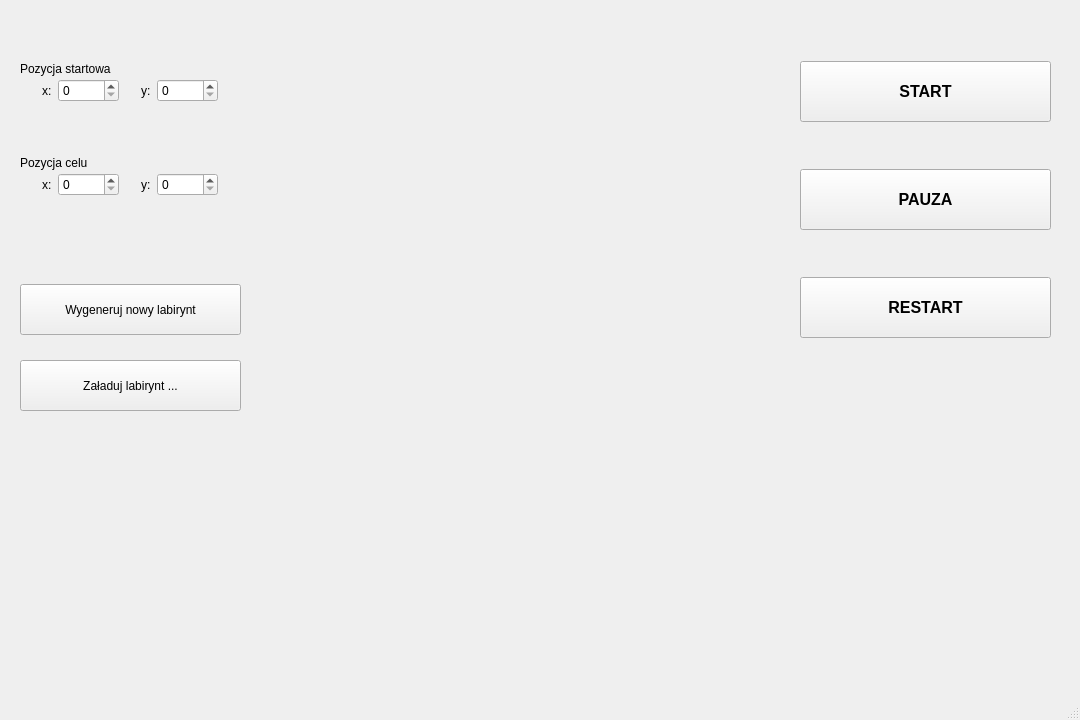
This is mainwindow.ui in Mateusz533/micromouse as Qt 5 draws it before an edit. The edited form follows.
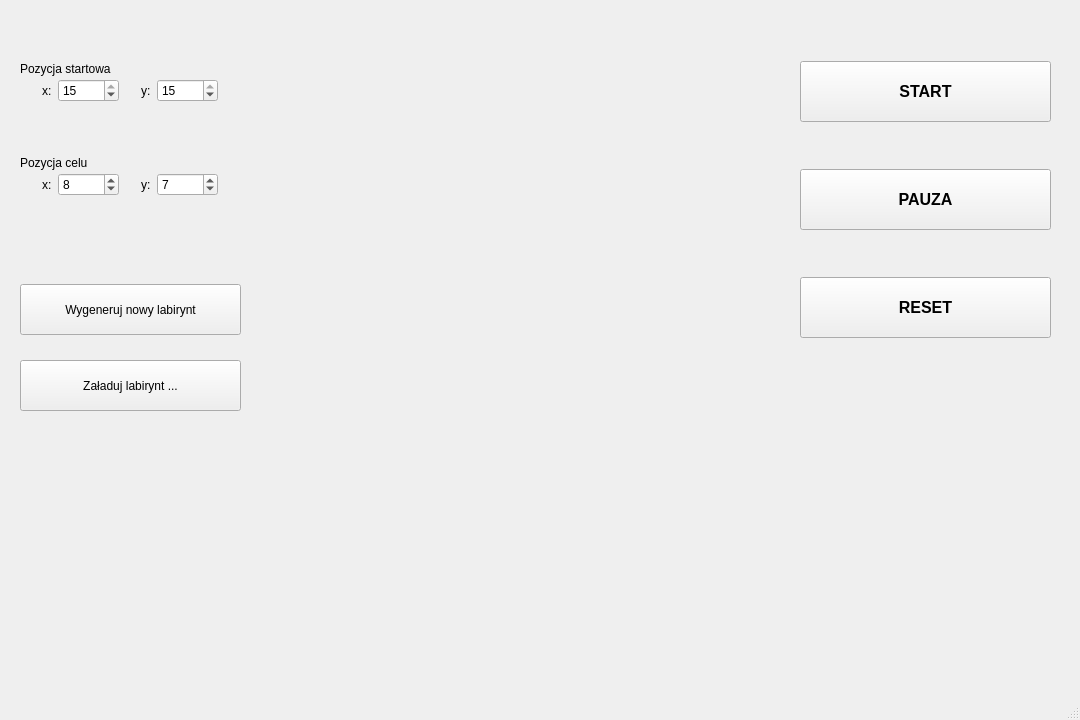
This is the edited form. Custom widgets are drawn as their Qt base class.

The edit to the form file:
```diff
--- a/mainwindow.ui
+++ b/mainwindow.ui
@@ -83,7 +83,7 @@
         </font>
        </property>
        <property name="text">
-        <string>RESTART</string>
+        <string>RESET</string>
        </property>
       </widget>
      </item>
@@ -162,6 +162,12 @@
                  <height>16777215</height>
                 </size>
                </property>
+               <property name="maximum">
+                <number>15</number>
+               </property>
+               <property name="value">
+                <number>15</number>
+               </property>
               </widget>
              </item>
             </layout>
@@ -195,6 +201,12 @@
                  <height>16777215</height>
                 </size>
                </property>
+               <property name="maximum">
+                <number>15</number>
+               </property>
+               <property name="value">
+                <number>15</number>
+               </property>
               </widget>
              </item>
             </layout>
@@ -258,6 +270,12 @@
                  <height>16777215</height>
                 </size>
                </property>
+               <property name="maximum">
+                <number>15</number>
+               </property>
+               <property name="value">
+                <number>8</number>
+               </property>
               </widget>
              </item>
             </layout>
@@ -291,6 +309,12 @@
                  <height>16777215</height>
                 </size>
                </property>
+               <property name="maximum">
+                <number>15</number>
+               </property>
+               <property name="value">
+                <number>7</number>
+               </property>
               </widget>
              </item>
             </layout>
```
Left out of the diff: 2 changed lines with no effect on the pictures.
